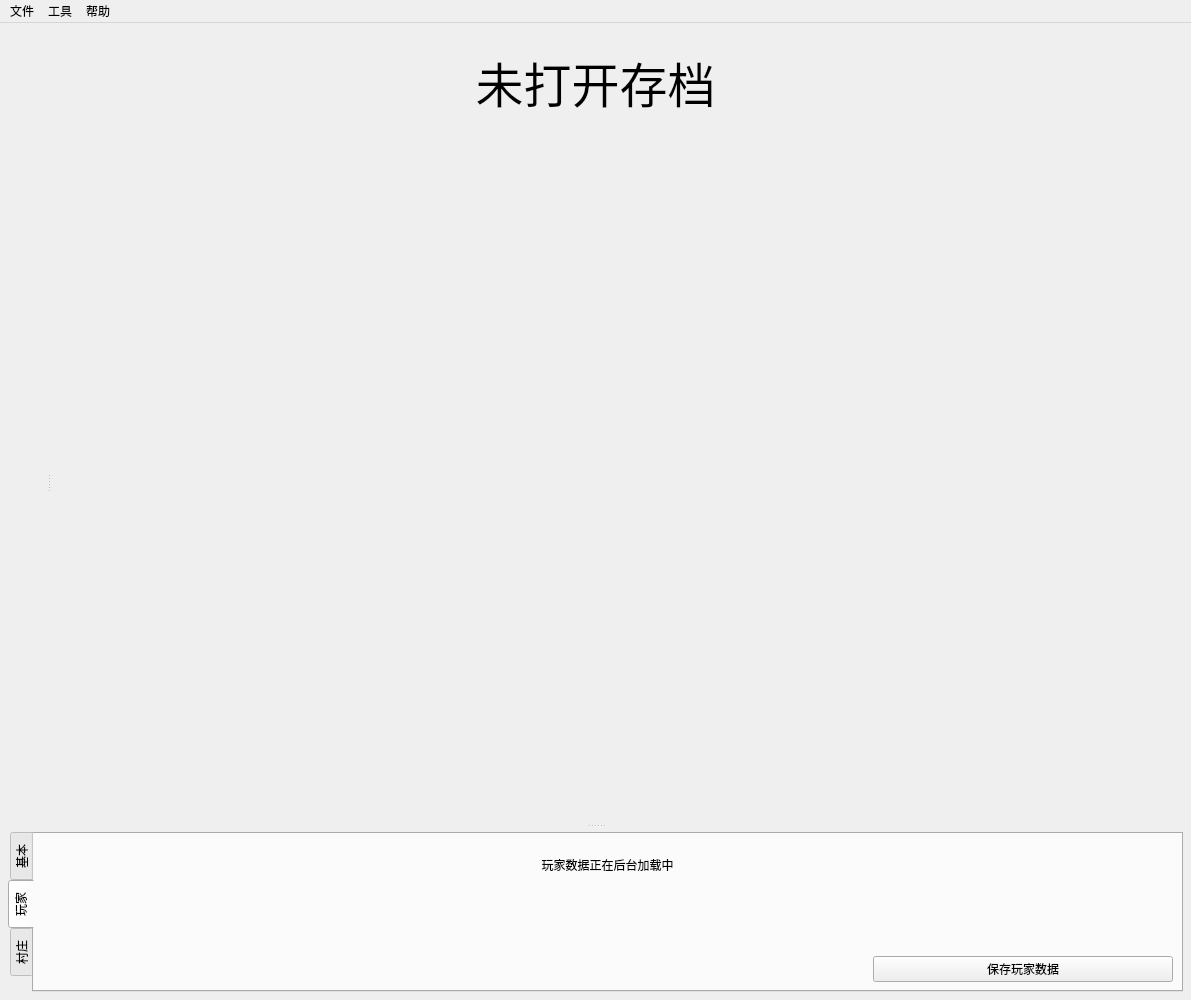
bedrock-dev/BedrockMap, file mainwindow.ui: the form before one commit.
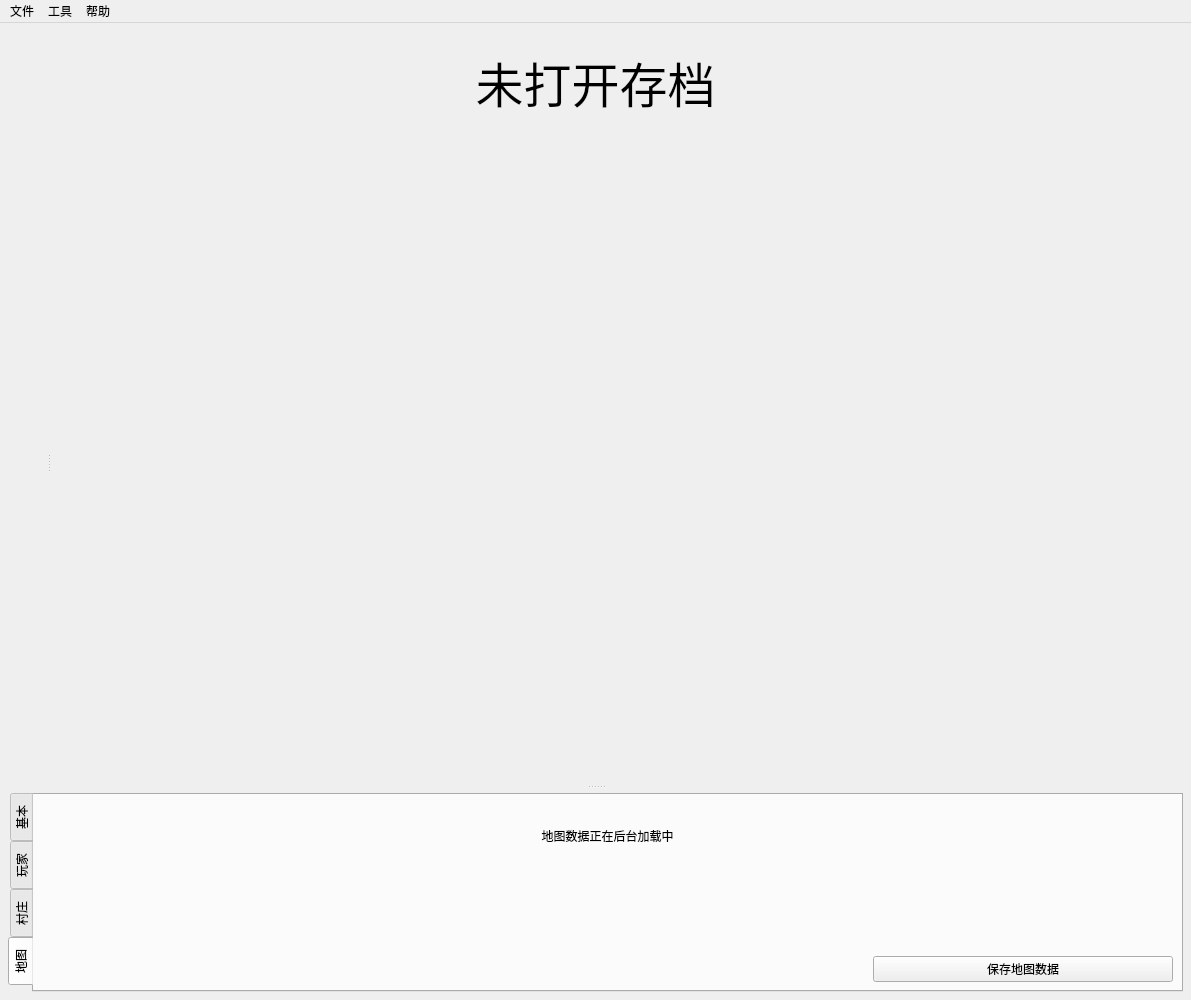
The form after the commit. Icons and pictures are not drawn.

```diff
--- a/mainwindow.ui
+++ b/mainwindow.ui
@@ -692,7 +692,7 @@
            <enum>QTabWidget::West</enum>
           </property>
           <property name="currentIndex">
-           <number>1</number>
+           <number>3</number>
           </property>
           <widget class="QWidget" name="level_dat_tab">
            <attribute name="title">
@@ -924,6 +924,86 @@
             </item>
            </layout>
           </widget>
+          <widget class="QWidget" name="map_item_tab">
+           <attribute name="title">
+            <string>地图</string>
+           </attribute>
+           <layout class="QVBoxLayout" name="verticalLayout_2">
+            <property name="spacing">
+             <number>4</number>
+            </property>
+            <property name="leftMargin">
+             <number>4</number>
+            </property>
+            <property name="topMargin">
+             <number>4</number>
+            </property>
+            <property name="rightMargin">
+             <number>4</number>
+            </property>
+            <property name="bottomMargin">
+             <number>4</number>
+            </property>
+            <item>
+             <widget class="QLabel" name="map_item_nbt_loading_label">
+              <property name="text">
+               <string>地图数据正在后台加载中</string>
+              </property>
+              <property name="alignment">
+               <set>Qt::AlignCenter</set>
+              </property>
+             </widget>
+            </item>
+            <item>
+             <widget class="QWidget" name="map_item_empty_widget" native="true"/>
+            </item>
+            <item>
+             <layout class="QHBoxLayout" name="horizontalLayout_2">
+              <property name="spacing">
+               <number>4</number>
+              </property>
+              <property name="leftMargin">
+               <number>4</number>
+              </property>
+              <property name="topMargin">
+               <number>4</number>
+              </property>
+              <property name="rightMargin">
+               <number>4</number>
+              </property>
+              <property name="bottomMargin">
+               <number>4</number>
+              </property>
+              <item>
+               <spacer name="horizontalSpacer">
+                <property name="orientation">
+                 <enum>Qt::Horizontal</enum>
+                </property>
+                <property name="sizeHint" stdset="0">
+                 <size>
+                  <width>40</width>
+                  <height>20</height>
+                 </size>
+                </property>
+               </spacer>
+              </item>
+              <item>
+               <widget class="QPushButton" name="save_map_item_btn">
+                <property name="minimumSize">
+                 <size>
+                  <width>300</width>
+                  <height>0</height>
+                 </size>
+                </property>
+                <property name="text">
+                 <string>保存地图数据</string>
+                </property>
+               </widget>
+              </item>
+             </layout>
+            </item>
+           </layout>
+          </widget>
          </widget>
         </item>
        </layout>
```
